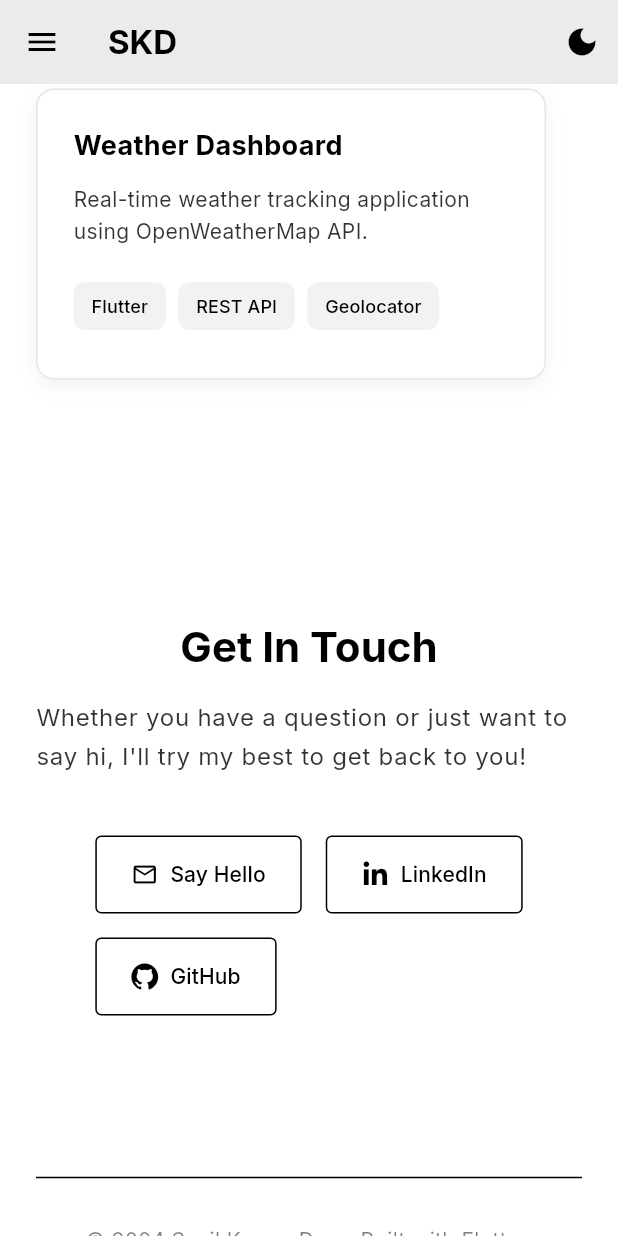
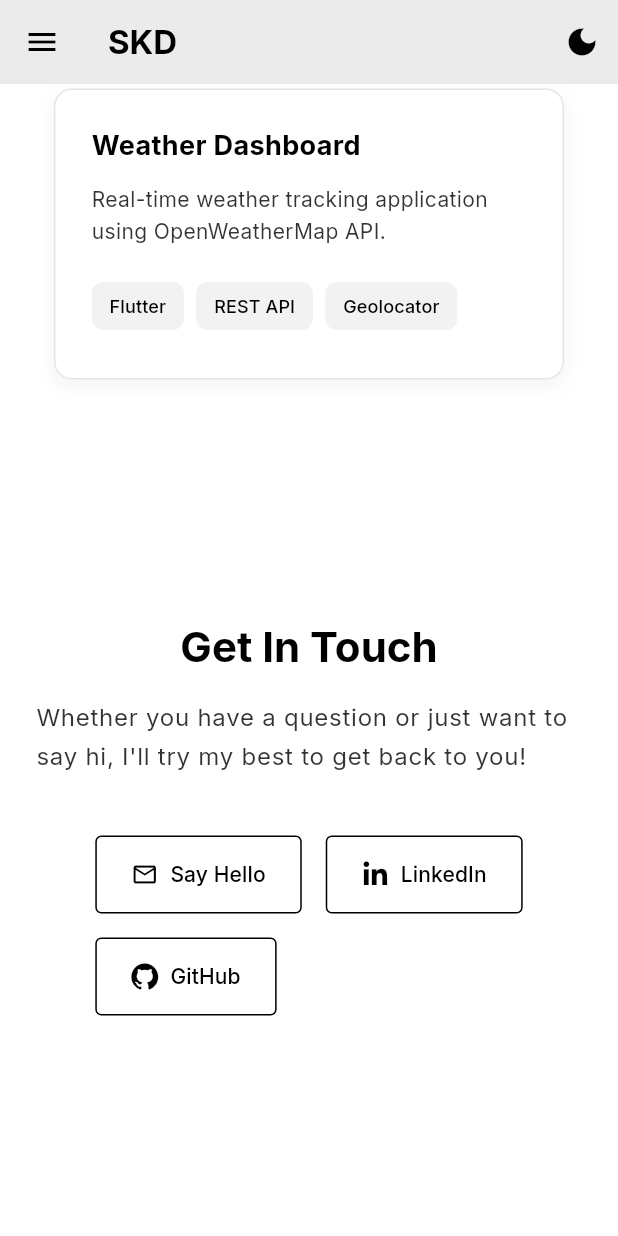
Before and after one commit to susil07/susil_flutter_portfolio, a Flutter app: the screen it shows after launch, scrolled down 2880 dp, on a phone screen of 412 x 824 dp. Run offline on Flutter 3.47's test engine with Material 3 defaults, Android fonts, the phone set to English and light mode, and no system bars; our stand-ins replace font_awesome_flutter, google_fonts.

Commit message:
ui screens updates

```diff
--- a/lib/screens/home_screen.dart
+++ b/lib/screens/home_screen.dart
@@ -101,6 +101,17 @@ class _HomeScreenState extends State<HomeScreen> {
                     sectionKey: _sectionKeys['Contact'],
                     child: const ContactSection(),
                   ),
+                  const SizedBox(height: 60),
+                  const Divider(),
+                  const SizedBox(height: 24),
+                  Text(
+                    "© 2024 Susil Kumar Dora. Built with Flutter.",
+                    style: TextStyle(
+                      color: Theme.of(context).textTheme.bodySmall?.color?.withOpacity(0.5),
+                      fontSize: 14,
+                    ),
+                  ),
+                  const SizedBox(height: 40),
                 ],
               ),
             ),
--- a/lib/sections/contact_section.dart
+++ b/lib/sections/contact_section.dart
@@ -58,16 +58,6 @@ class ContactSection extends StatelessWidget {
             ],
           ),
         ),
-        const SizedBox(height: 100),
-        const Divider(),
-        const SizedBox(height: 24),
-        Text(
-          "© 2024 Susil Kumar Dora. Built with Flutter.",
-          style: TextStyle(
-            color: Theme.of(context).textTheme.bodySmall?.color?.withOpacity(0.5),
-            fontSize: 14,
-          ),
-        ),
       ],
     );
   }
--- a/lib/sections/projects_section.dart
+++ b/lib/sections/projects_section.dart
@@ -41,11 +41,13 @@ class ProjectsSection extends StatelessWidget {
           ),
         ),
         const SizedBox(height: 32),
-        Wrap(
-          spacing: 24,
-          runSpacing: 24,
-          alignment: WrapAlignment.start,
-          children: _projects.map((p) => ProjectCard(project: p)).toList(),
+        Center(
+          child: Wrap(
+            spacing: 24,
+            runSpacing: 24,
+            alignment: WrapAlignment.center,
+            children: _projects.map((p) => ProjectCard(project: p)).toList(),
+          ),
         ),
       ],
     );
--- a/lib/widgets/section_container.dart
+++ b/lib/widgets/section_container.dart
@@ -19,7 +19,7 @@ class SectionContainer extends StatelessWidget {
       width: double.infinity,
       color: backgroundColor,
       child: Align(
-        alignment: Alignment.centerLeft,
+        alignment: Alignment.topCenter,
         child: ConstrainedBox(
           constraints: const BoxConstraints(maxWidth: 1100),
           child: Padding(
```
